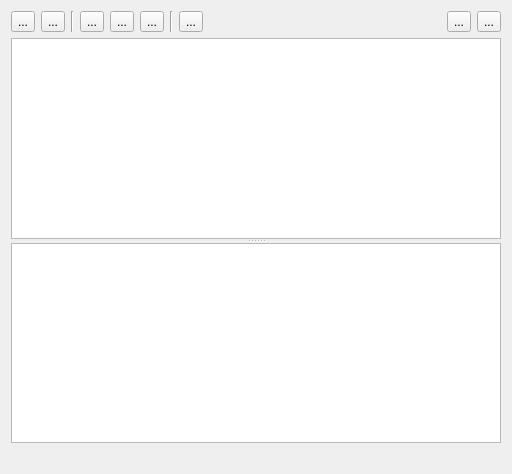
Old version of the form ocreditor.ui in the repository kernel1024/qmanga.
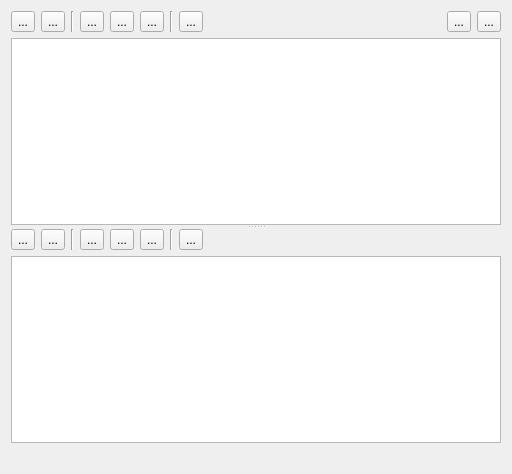
New version of the form. Icons and pictures are not drawn.

Commit message: OCR editor UI changes, DBus changes.

```diff
--- a/ocreditor.ui
+++ b/ocreditor.ui
@@ -13,7 +13,14 @@
   <property name="windowTitle">
    <string>OCR Editor</string>
   </property>
-  <layout class="QVBoxLayout" name="verticalLayout">
+  <layout class="QVBoxLayout" name="verticalLayout_3">
+   <item>
+    <widget class="QSplitter" name="splitter">
+     <property name="orientation">
+      <enum>Qt::Vertical</enum>
+     </property>
+     <widget class="QWidget" name="">
+      <layout class="QVBoxLayout" name="verticalLayout_2">
    <item>
     <layout class="QHBoxLayout" name="horizontalLayout">
      <item>
@@ -166,12 +173,138 @@
     </layout>
    </item>
    <item>
-    <widget class="QSplitter" name="splitter">
-     <property name="orientation">
-      <enum>Qt::Vertical</enum>
-     </property>
      <widget class="QPlainTextEdit" name="editor"/>
+       </item>
+      </layout>
+     </widget>
+     <widget class="QWidget" name="">
+      <layout class="QVBoxLayout" name="verticalLayout">
+       <item>
+        <layout class="QHBoxLayout" name="horizontalLayout_2">
+         <item>
+          <widget class="QToolButton" name="undoButton_2">
+           <property name="toolTip">
+            <string>Undo</string>
+           </property>
+           <property name="text">
+            <string>...</string>
+           </property>
+           <property name="icon">
+            <iconset theme="edit-undo">
+             <normaloff/>
+            </iconset>
+           </property>
+          </widget>
+         </item>
+         <item>
+          <widget class="QToolButton" name="redoButton_2">
+           <property name="toolTip">
+            <string>Redo</string>
+           </property>
+           <property name="text">
+            <string>...</string>
+           </property>
+           <property name="icon">
+            <iconset theme="edit-redo">
+             <normaloff/>
+            </iconset>
+           </property>
+          </widget>
+         </item>
+         <item>
+          <widget class="Line" name="line_3">
+           <property name="orientation">
+            <enum>Qt::Vertical</enum>
+           </property>
+          </widget>
+         </item>
+         <item>
+          <widget class="QToolButton" name="cutButton_2">
+           <property name="toolTip">
+            <string>Cut</string>
+           </property>
+           <property name="text">
+            <string>...</string>
+           </property>
+           <property name="icon">
+            <iconset theme="edit-cut">
+             <normaloff/>
+            </iconset>
+           </property>
+          </widget>
+         </item>
+         <item>
+          <widget class="QToolButton" name="copyButton_2">
+           <property name="toolTip">
+            <string>Copy</string>
+           </property>
+           <property name="text">
+            <string>...</string>
+           </property>
+           <property name="icon">
+            <iconset theme="edit-copy">
+             <normaloff/>
+            </iconset>
+           </property>
+          </widget>
+         </item>
+         <item>
+          <widget class="QToolButton" name="pasteButton_2">
+           <property name="toolTip">
+            <string>Paste</string>
+           </property>
+           <property name="text">
+            <string>...</string>
+           </property>
+           <property name="icon">
+            <iconset theme="edit-paste">
+             <normaloff/>
+            </iconset>
+           </property>
+          </widget>
+         </item>
+         <item>
+          <widget class="Line" name="line_4">
+           <property name="orientation">
+            <enum>Qt::Vertical</enum>
+           </property>
+          </widget>
+         </item>
+         <item>
+          <widget class="QToolButton" name="clearButton_2">
+           <property name="toolTip">
+            <string>Clear</string>
+           </property>
+           <property name="text">
+            <string>...</string>
+           </property>
+           <property name="icon">
+            <iconset theme="edit-clear">
+             <normaloff/>
+            </iconset>
+           </property>
+          </widget>
+         </item>
+         <item>
+          <spacer name="horizontalSpacer_2">
+           <property name="orientation">
+            <enum>Qt::Horizontal</enum>
+           </property>
+           <property name="sizeHint" stdset="0">
+            <size>
+             <width>40</width>
+             <height>20</height>
+            </size>
+           </property>
+          </spacer>
+         </item>
+        </layout>
+       </item>
+       <item>
      <widget class="QPlainTextEdit" name="translatedEditor"/>
+       </item>
+      </layout>
+     </widget>
     </widget>
    </item>
    <item>
```
Left out of the diff: 100 changed lines with no effect on the pictures. Lines whose indentation alone changed are shown as unchanged. The commit also changes 2 other files.
